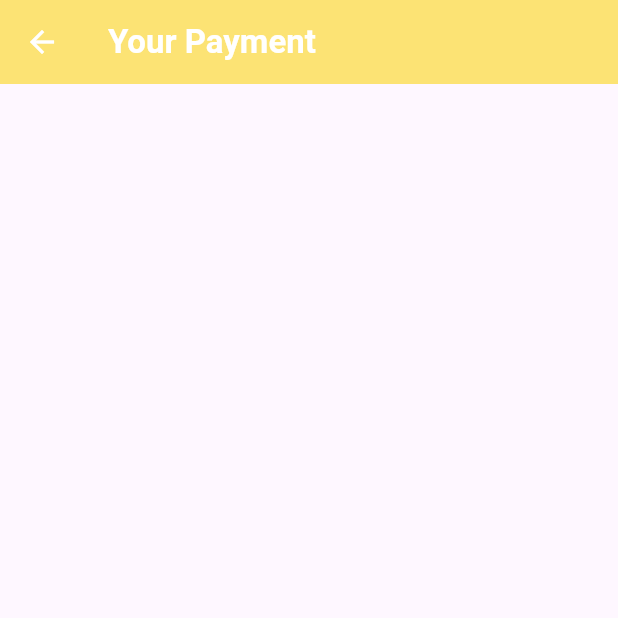
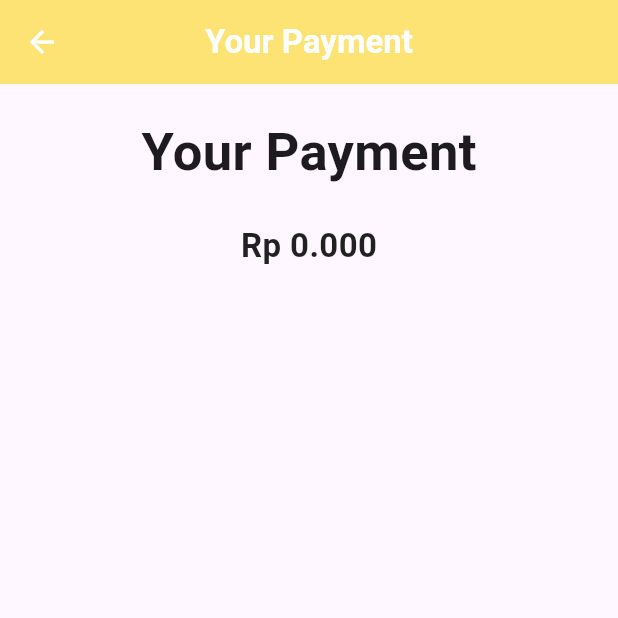
Before and after one commit to alfredliu-development/online-coffee-shop, a Flutter app: the PaymentBar screen opened directly, on a phone screen of 412 x 824 dp, the top half of it. Run offline on Flutter 3.47's test engine with Material 3 defaults, Android fonts, the phone set to English and light mode, and no system bars; Roboto replaces fonts that are missing (Decol, HarunoUmi).

Commit message:
Online Coffe Shop part 3

```diff
--- a/lib/navigator/payment_bar.dart
+++ b/lib/navigator/payment_bar.dart
@@ -7,6 +7,7 @@ class PaymentBar extends StatelessWidget {
   Widget build(BuildContext context) {
     return Scaffold(
       appBar: AppBar(
+        centerTitle: true,
         title: Text(
           "Your Payment",
           style: TextStyle(
@@ -16,7 +17,32 @@ class PaymentBar extends StatelessWidget {
         ),
       ),
 
-      body: Column(),
+      body: Center(
+        child: Column(
+          children: [
+            SizedBox(height: 20),
+            Text(
+              "Your Payment",
+              style: TextStyle(
+                fontFamily: 'HarunoUmi',
+                fontWeight: FontWeight.bold,
+                fontSize: 35
+              ),
+            ),
+
+            SizedBox(height: 22),
+            Text(
+              "Rp 0.000",
+              style: TextStyle(
+                fontFamily: 'HarunoUmi',
+                fontWeight: FontWeight.bold,
+                color: Colors.black87,
+                fontSize: 22
+              ),
+            )
+          ],
+        ),
+      ),
     );
   }
 }
```
Also changed, not shown: lib/navigator/account_bar.dart (+104 -28 lines).
